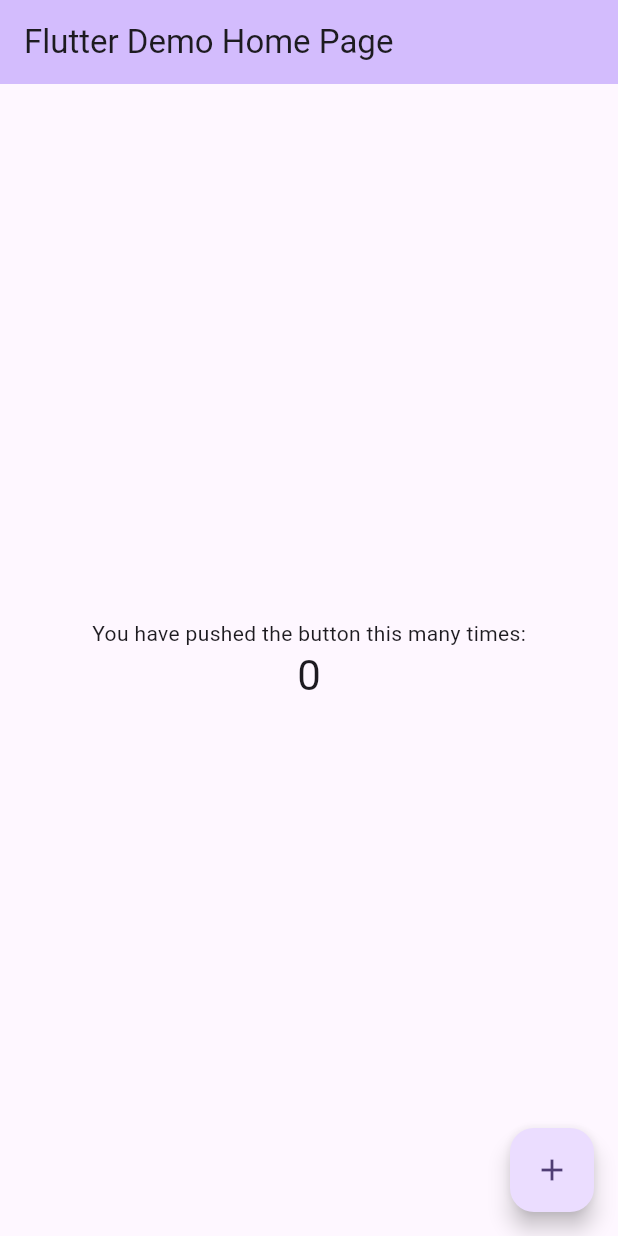
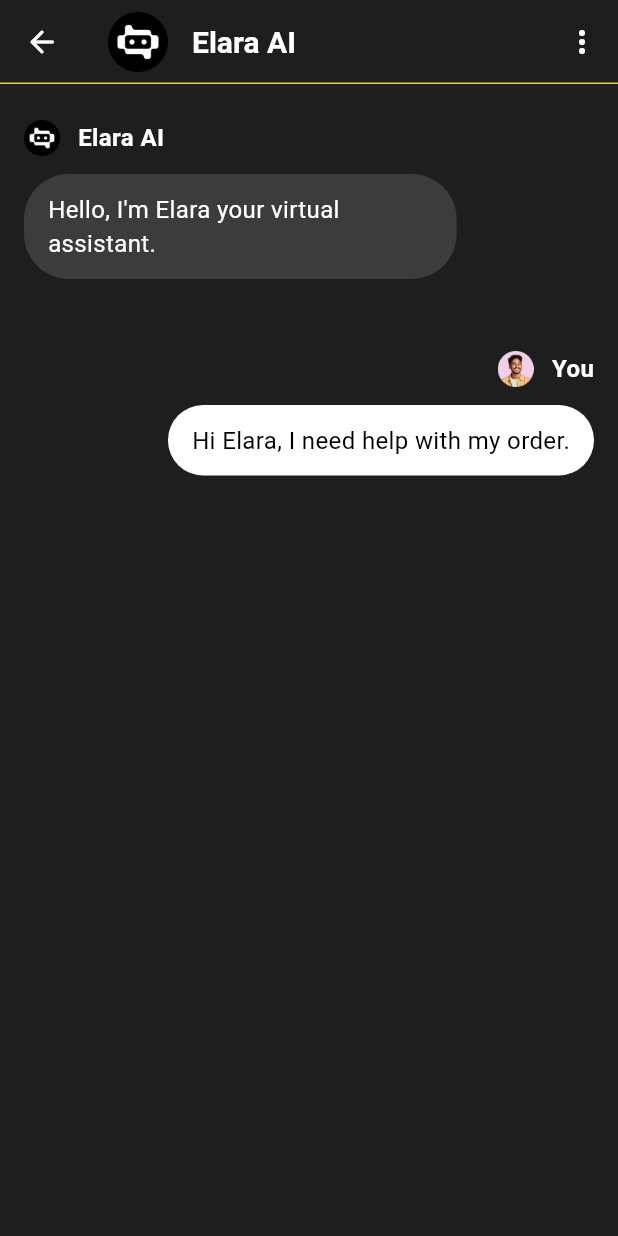
Before and after one commit to ryhn7/Elarise, a Flutter app: the screen it shows after launch, on a phone screen of 412 x 824 dp. Run offline on Flutter 3.47's test engine with Material 3 defaults, Android fonts, the phone set to English and light mode, and no system bars; Roboto replaces fonts that are missing (SansFrancisco); project files that could hold a hidden picture were left out.

Commit message:
feat(chatroom): wip assistant chatroom

```diff
--- /dev/null
+++ b/lib/feature_assistant/presentation/assistant_chatroom/assistant_chatroom_screen.dart
@@ -0,0 +1,144 @@
+import 'package:elarise/theme/colors.dart';
+import 'package:elarise/theme/style.dart';
+import 'package:flutter/material.dart';
+
+class AssistantChatroomScreen extends StatelessWidget {
+  const AssistantChatroomScreen({super.key});
+
+  @override
+  Widget build(BuildContext context) {
+    Widget appBar() {
+      return AppBar(
+        backgroundColor: darkGray,
+        shape: Border(bottom: BorderSide(color: primary, width: 1)),
+        elevation: 0,
+        leading: IconButton(
+          icon: const Icon(Icons.arrow_back_rounded, color: Colors.white),
+          onPressed: () {
+            Navigator.pop(context);
+          },
+        ),
+        title: Row(
+          children: [
+            Image.asset("assets/images/dummy_logo_header.png",
+                width: 40, height: 40),
+            const SizedBox(width: 16),
+            Text(
+              "Elara AI",
+              style: getSansFranciscoSemiBold20(color: Colors.white),
+            )
+          ],
+        ),
+        actions: [
+          IconButton(
+            icon: const Icon(
+              Icons.more_vert,
+              color: Colors.white,
+            ),
+            onPressed: () {},
+          )
+        ],
+      );
+    }
+
+    Widget responseMessage() {
+      return Container(
+          margin: const EdgeInsets.only(top: 24, left: 16),
+          child: Column(
+            children: [
+              Row(
+                mainAxisAlignment: MainAxisAlignment.start,
+                children: [
+                  Image.asset("assets/images/dummy_logo.png",
+                      width: 24, height: 24),
+                  const SizedBox(width: 12),
+                  Text(
+                    "Elara AI",
+                    style: getSansFranciscoSemiBold16(color: Colors.white),
+                  )
+                ],
+              ),
+              const SizedBox(height: 12),
+              Row(
+                mainAxisAlignment: MainAxisAlignment.start,
+                children: [
+                  Align(
+                    alignment: Alignment.centerLeft,
+                    child: Container(
+                      constraints: BoxConstraints(
+                        maxWidth: MediaQuery.of(context).size.width * 0.7,
+                      ),
+                      padding: const EdgeInsets.symmetric(
+                          horizontal: 16, vertical: 12),
+                      decoration: BoxDecoration(
+                        color: blackOlive,
+                        borderRadius:
+                            const BorderRadius.all(Radius.circular(30)),
+                      ),
+                      child: Text("Hello, I'm Elara your virtual assistant.",
+                          style:
+                              getSansFranciscoRegular16(color: Colors.white)),
+                    ),
+                  ),
+                ],
+              ),
+            ],
+          ));
+    }
+
+    Widget requestMessage() {
+      return Container(
+        margin: const EdgeInsets.only(top: 48, right: 16),
+        child: Column(
+          children: [
+            Row(
+              mainAxisAlignment: MainAxisAlignment.end,
+              children: [
+                Image.asset("assets/images/dummy_avatar.png",
+                    width: 24, height: 24),
+                const SizedBox(width: 12),
+                Text(
+                  "You",
+                  style: getSansFranciscoSemiBold16(color: Colors.white),
+                )
+              ],
+            ),
+            const SizedBox(height: 12),
+            Row(
+              mainAxisAlignment: MainAxisAlignment.end,
+              children: [
+                Align(
+                  alignment: Alignment.centerRight,
+                  child: Container(
+                    constraints: BoxConstraints(
+                      maxWidth: MediaQuery.of(context).size.width * 0.7,
+                    ),
+                    padding: const EdgeInsets.symmetric(
+                        horizontal: 16, vertical: 12),
+                    decoration: const BoxDecoration(
+                      color: Colors.white,
+                      borderRadius: BorderRadius.all(Radius.circular(30)),
+                    ),
+                    child: Text("Hi Elara, I need help with my order.",
+                        style: getSansFranciscoRegular16(color: Colors.black)),
+                  ),
+                ),
+              ],
+            ),
+          ],
+        ),
+      );
+    }
+
+    return Scaffold(
+      backgroundColor: darkGray,
+      body: SingleChildScrollView(
+        child: Column(crossAxisAlignment: CrossAxisAlignment.start, children: [
+          appBar(),
+          responseMessage(),
+          requestMessage(),
+        ]),
+      ),
+    );
+  }
+}
--- a/lib/main.dart
+++ b/lib/main.dart
@@ -1,3 +1,4 @@
+import 'package:elarise/feature_assistant/presentation/assistant_chatroom/assistant_chatroom_screen.dart';
 import 'package:flutter/material.dart';
 
 void main() {
@@ -11,115 +12,13 @@ class MyApp extends StatelessWidget {
   @override
   Widget build(BuildContext context) {
     return MaterialApp(
-      title: 'Flutter Demo',
+      title: 'Elarise',
+      debugShowCheckedModeBanner: false,
       theme: ThemeData(
-        // This is the theme of your application.
-        //
-        // TRY THIS: Try running your application with "flutter run". You'll see
-        // the application has a blue toolbar. Then, without quitting the app,
-        // try changing the seedColor in the colorScheme below to Colors.green
-        // and then invoke "hot reload" (save your changes or press the "hot
-        // reload" button in a Flutter-supported IDE, or press "r" if you used
-        // the command line to start the app).
-        //
-        // Notice that the counter didn't reset back to zero; the application
-        // state is not lost during the reload. To reset the state, use hot
-        // restart instead.
-        //
-        // This works for code too, not just values: Most code changes can be
-        // tested with just a hot reload.
-        colorScheme: ColorScheme.fromSeed(seedColor: Colors.deepPurple),
+
         useMaterial3: true,
       ),
-      home: const MyHomePage(title: 'Flutter Demo Home Page'),
+      home: const AssistantChatroomScreen()
     );
   }
 }
-
-class MyHomePage extends StatefulWidget {
-  const MyHomePage({super.key, required this.title});
-
-  // This widget is the home page of your application. It is stateful, meaning
-  // that it has a State object (defined below) that contains fields that affect
-  // how it looks.
-
-  // This class is the configuration for the state. It holds the values (in this
-  // case the title) provided by the parent (in this case the App widget) and
-  // used by the build method of the State. Fields in a Widget subclass are
-  // always marked "final".
-
-  final String title;
-
-  @override
-  State<MyHomePage> createState() => _MyHomePageState();
-}
-
-class _MyHomePageState extends State<MyHomePage> {
-  int _counter = 0;
-
-  void _incrementCounter() {
-    setState(() {
-      // This call to setState tells the Flutter framework that something has
-      // changed in this State, which causes it to rerun the build method below
-      // so that the display can reflect the updated values. If we changed
-      // _counter without calling setState(), then the build method would not be
-      // called again, and so nothing would appear to happen.
-      _counter++;
-    });
-  }
-
-  @override
-  Widget build(BuildContext context) {
-    // This method is rerun every time setState is called, for instance as done
-    // by the _incrementCounter method above.
-    //
-    // The Flutter framework has been optimized to make rerunning build methods
-    // fast, so that you can just rebuild anything that needs updating rather
-    // than having to individually change instances of widgets.
-    return Scaffold(
-      appBar: AppBar(
-        // TRY THIS: Try changing the color here to a specific color (to
-        // Colors.amber, perhaps?) and trigger a hot reload to see the AppBar
-        // change color while the other colors stay the same.
-        backgroundColor: Theme.of(context).colorScheme.inversePrimary,
-        // Here we take the value from the MyHomePage object that was created by
-        // the App.build method, and use it to set our appbar title.
-        title: Text(widget.title),
-      ),
-      body: Center(
-        // Center is a layout widget. It takes a single child and positions it
-        // in the middle of the parent.
-        child: Column(
-          // Column is also a layout widget. It takes a list of children and
-          // arranges them vertically. By default, it sizes itself to fit its
-          // children horizontally, and tries to be as tall as its parent.
-          //
-          // Column has various properties to control how it sizes itself and
-          // how it positions its children. Here we use mainAxisAlignment to
-          // center the children vertically; the main axis here is the vertical
-          // axis because Columns are vertical (the cross axis would be
-          // horizontal).
-          //
-          // TRY THIS: Invoke "debug painting" (choose the "Toggle Debug Paint"
-          // action in the IDE, or press "p" in the console), to see the
-          // wireframe for each widget.
-          mainAxisAlignment: MainAxisAlignment.center,
-          children: <Widget>[
-            const Text(
-              'You have pushed the button this many times:',
-            ),
-            Text(
-              '$_counter',
-              style: Theme.of(context).textTheme.headlineMedium,
-            ),
-          ],
-        ),
-      ),
-      floatingActionButton: FloatingActionButton(
-        onPressed: _incrementCounter,
-        tooltip: 'Increment',
-        child: const Icon(Icons.add),
-      ), // This trailing comma makes auto-formatting nicer for build methods.
-    );
-  }
-}
--- a/lib/theme/colors.dart
+++ b/lib/theme/colors.dart
@@ -7,3 +7,5 @@ Color neutralOne = const Color(0xFFF3EEE9);
 Color neutralTwo = const Color(0x47776F69);
 Color neutralThree = const Color(0xFF776F69);
 Color neutralFour = const Color(0xFF776F69);
+Color darkGray = const Color(0xFF1e1e1e);
+Color blackOlive = const Color(0xFF3c3c3c);
--- a/pubspec.yaml
+++ b/pubspec.yaml
@@ -59,6 +59,7 @@ flutter:
   # To add assets to your application, add an assets section, like this:
   assets:
     - assets/images/
+    - assets/icons/
 
   # An image asset can refer to one or more resolution-specific "variants", see
   # https://flutter.dev/assets-and-images/#resolution-aware
```
Also changed, not shown: assets/icons/icon_right_black.png (added), assets/icons/icon_right_white.png (added), assets/images/dummy_avatar.png (added), assets/images/dummy_logo.png (added), assets/images/dummy_logo_header.png (added).
